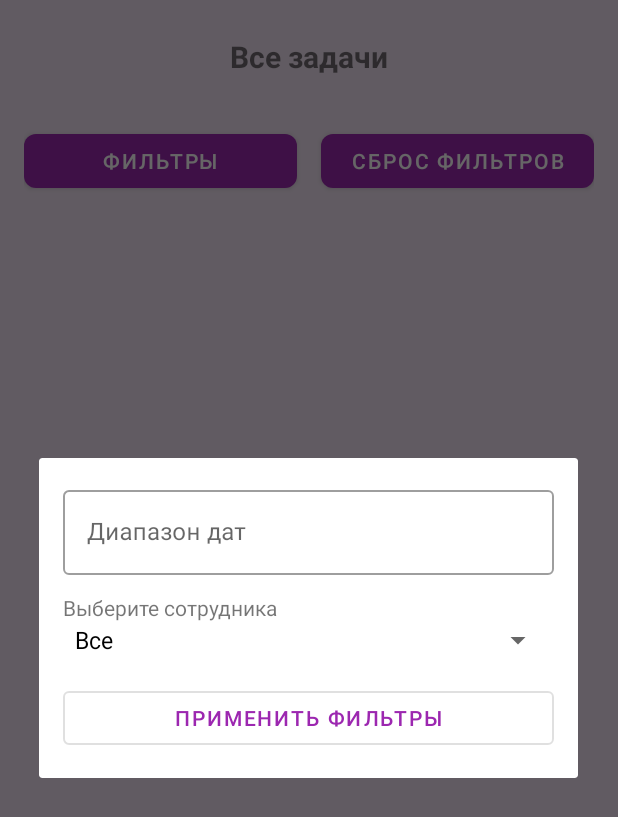
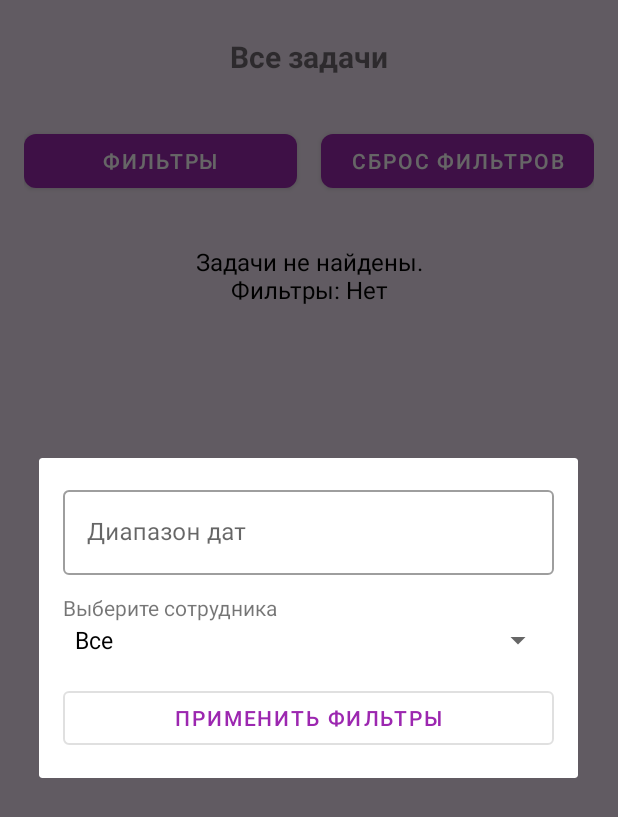
Before and after one commit to iluscho/PerformApp, an Android app: the DispatcherAllTasksActivity screen opened directly, with no data from a screen before it, after a tap on "ФИЛЬТРЫ", on a phone screen of 412 x 824 dp. Shown: the top 817 px of the screen. Run offline under Robolectric (Android 15) with nearby library versions, the phone set to English and light mode, and no system bars; our stand-ins replace Firebase (no records; nobody signed in at launch, a user with empty details on screens opened directly).

Commit message:
all task worker list fix

```diff
--- a/app/src/main/java/com/example/performapp/DispatcherAllTasksActivity.java
+++ b/app/src/main/java/com/example/performapp/DispatcherAllTasksActivity.java
@@ -1,11 +1,11 @@
 package com.example.performapp;
 
 import android.os.Bundle;
-import android.util.Log;
 import android.view.View;
 import android.widget.ArrayAdapter;
 import android.widget.Button;
 import android.widget.Spinner;
+import android.widget.TextView;
 import android.widget.Toast;
 
 import androidx.annotation.NonNull;
@@ -38,11 +38,14 @@ public class DispatcherAllTasksActivity extends AppCompatActivity {
     private String filterWorker = null;
     private List<String> allWorkers = new ArrayList<>();
     private TextInputEditText dateRangeEditText;
+    private TextView textViewNoTasks;
 
     @Override
     protected void onCreate(Bundle savedInstanceState) {
         super.onCreate(savedInstanceState);
         setContentView(R.layout.activity_dispatcher_all_tasks);
+
+        textViewNoTasks = findViewById(R.id.textViewNoTasks);
 
         findViewById(R.id.btnClearFilters).setOnClickListener(v -> {
             filterStartDate = null;
@@ -58,23 +61,31 @@ public class DispatcherAllTasksActivity extends AppCompatActivity {
             Toast.makeText(this, "Работник снят", Toast.LENGTH_SHORT).show();
         });
 
-        findViewById(R.id.btnFilter).setOnClickListener(v -> showFilterDialog());
+        recyclerView.setAdapter(taskAdapter);
 
-        loadWorkers();
-        recyclerView.setAdapter(taskAdapter);
+        findViewById(R.id.btnFilter).setOnClickListener(v -> {
+            loadWorkers(this::showFilterDialog);
+        });
+
+        // Изначально загружаем все задачи без фильтров
         loadAllTasks();
     }
 
-    private void loadWorkers() {
+    private void loadWorkers(Runnable onWorkersLoaded) {
         DatabaseReference ref = FirebaseDatabase.getInstance().getReference("users");
-        ref.orderByChild("role").equalTo("worker").addListenerForSingleValueEvent(new ValueEventListener() {
+        ref.orderByChild("dispatcher").equalTo(false).addListenerForSingleValueEvent(new ValueEventListener() {
             @Override
             public void onDataChange(@NonNull DataSnapshot snapshot) {
                 allWorkers.clear();
                 allWorkers.add("Все");
                 for (DataSnapshot ds : snapshot.getChildren()) {
-                    String name = ds.child("name").getValue(String.class);
-                    if (name != null) allWorkers.add(name);
+                    String login = ds.child("login").getValue(String.class);
+                    if (login != null && !login.isEmpty()) {
+                        allWorkers.add(login);
+                    }
+                }
+                if (onWorkersLoaded != null) {
+                    onWorkersLoaded.run();
                 }
             }
 
@@ -94,7 +105,6 @@ public class DispatcherAllTasksActivity extends AppCompatActivity {
         Spinner workerSpinner = dialogView.findViewById(R.id.workerSpinner);
         Button btnApply = dialogView.findViewById(R.id.btnApplyFilters);
 
-        // Настройка Material Date Picker для выбора диапазона
         MaterialDatePicker<androidx.core.util.Pair<Long, Long>> datePicker =
                 MaterialDatePicker.Builder.dateRangePicker()
                         .setTitleText("Выберите период")
@@ -106,10 +116,11 @@ public class DispatcherAllTasksActivity extends AppCompatActivity {
             SimpleDateFormat sdf = new SimpleDateFormat("yyyy-MM-dd", Locale.getDefault());
             String startDate = sdf.format(new Date(selection.first));
             String endDate = sdf.format(new Date(selection.second));
-            dateRangeEditText.setText(String.format("%s - %s", startDate, endDate));
+            dateRangeEditText.setText(startDate + " - " + endDate);
         });
 
-        ArrayAdapter<String> adapter = new ArrayAdapter<>(this, android.R.layout.simple_spinner_item, allWorkers);
+        ArrayAdapter<String> adapter = new ArrayAdapter<>(this,
+                android.R.layout.simple_spinner_item, allWorkers);
         adapter.setDropDownViewResource(android.R.layout.simple_spinner_dropdown_item);
         workerSpinner.setAdapter(adapter);
 
@@ -152,14 +163,6 @@ public class DispatcherAllTasksActivity extends AppCompatActivity {
                     String completionDate = ds.child("completionDate").getValue(String.class);
                     String statusStr = ds.child("status").getValue(String.class);
 
-                    TaskStatus status = TaskStatus.PENDING;
-                    if (statusStr != null && !statusStr.isEmpty()) {
-                        try {
-                            status = TaskStatus.valueOf(statusStr);
-                        } catch (IllegalArgumentException ignored) { }
-                    }
-
-                    // Фильтрация по дате (если задан диапазон)
                     if (filterStartDate != null && taskDate != null) {
                         if (taskDate.compareTo(filterStartDate) < 0 ||
                                 (filterEndDate != null && taskDate.compareTo(filterEndDate) > 0)) {
@@ -167,17 +170,30 @@ public class DispatcherAllTasksActivity extends AppCompatActivity {
                         }
                     }
 
-                    // Фильтрация по работнику
                     if (filterWorker != null && (workerName == null || !workerName.equals(filterWorker))) {
                         continue;
                     }
 
-                    Task t = new Task(id, taskDate, acceptanceDate, address, comment, organization, status);
+                    TaskStatus status = TaskStatus.PENDING;
+                    if (statusStr != null) {
+                        try {
+                            status = TaskStatus.valueOf(statusStr);
+                        } catch (IllegalArgumentException ignored) {}
+                    }
+
+                    Task t = new Task(id,
+                            taskDate != null ? taskDate : "",
+                            acceptanceDate != null ? acceptanceDate : "",
+                            address != null ? address : "",
+                            comment != null ? comment : "",
+                            organization != null ? organization : "",
+                            status);
                     t.setWorkerName(workerName != null ? workerName : "");
                     t.setCompletionDate(completionDate != null ? completionDate : "");
                     taskList.add(t);
                 }
                 taskAdapter.notifyDataSetChanged();
+                updateNoTasksMessage();
             }
 
             @Override
@@ -205,33 +221,59 @@ public class DispatcherAllTasksActivity extends AppCompatActivity {
                     String statusStr = ds.child("status").getValue(String.class);
 
                     TaskStatus status = TaskStatus.PENDING;
-                    if (statusStr != null && !statusStr.isEmpty()) {
+                    if (statusStr != null) {
                         try {
                             status = TaskStatus.valueOf(statusStr);
-                        } catch (IllegalArgumentException ignored) { }
+                        } catch (IllegalArgumentException ignored) {}
                     }
 
-                    Task t = new Task(
-                            id,
+                    Task t = new Task(id,
                             taskDate != null ? taskDate : "",
                             acceptanceDate != null ? acceptanceDate : "",
                             address != null ? address : "",
                             comment != null ? comment : "",
                             organization != null ? organization : "",
-                            status
-                    );
+                            status);
                     t.setWorkerName(workerName != null ? workerName : "");
                     t.setCompletionDate(completionDate != null ? completionDate : "");
                     taskList.add(t);
                 }
                 taskAdapter.notifyDataSetChanged();
+                updateNoTasksMessage();
             }
 
             @Override
             public void onCancelled(@NonNull DatabaseError error) {
-                Log.e("DispatcherAllTasks", "Ошибка чтения данных", error.toException());
                 Toast.makeText(DispatcherAllTasksActivity.this, "Ошибка загрузки", Toast.LENGTH_SHORT).show();
             }
         });
     }
+
+    private void updateNoTasksMessage() {
+        if (taskList.isEmpty()) {
+            StringBuilder filtersInfo = new StringBuilder("Фильтры: ");
+            boolean hasFilters = false;
+
+            if (filterStartDate != null && filterEndDate != null) {
+                filtersInfo.append("Дата: ").append(filterStartDate).append(" - ").append(filterEndDate);
+                hasFilters = true;
+            }
+            if (filterWorker != null) {
+                if (hasFilters) filtersInfo.append("; ");
+                filtersInfo.append("Работник: ").append(filterWorker);
+                hasFilters = true;
+            }
+
+            if (!hasFilters) {
+                filtersInfo.append("Нет");
+            }
+
+            textViewNoTasks.setText("Задачи не найдены.\n" + filtersInfo.toString());
+            textViewNoTasks.setVisibility(View.VISIBLE);
+            recyclerView.setVisibility(View.GONE);
+        } else {
+            textViewNoTasks.setVisibility(View.GONE);
+            recyclerView.setVisibility(View.VISIBLE);
+        }
+    }
 }
--- a/app/src/main/res/layout/activity_dispatcher_all_tasks.xml
+++ b/app/src/main/res/layout/activity_dispatcher_all_tasks.xml
@@ -55,6 +55,17 @@
             android:minEms="5" />
     </LinearLayout>
 
+    <TextView
+        android:id="@+id/textViewNoTasks"
+        android:layout_width="match_parent"
+        android:layout_height="wrap_content"
+        android:text="Задачи не найдены"
+        android:textSize="16sp"
+        android:gravity="center"
+        android:visibility="gone"
+        android:padding="16dp"
+        android:textColor="@android:color/black"/>
+
     <!-- RecyclerView для отображения списка задач -->
     <androidx.recyclerview.widget.RecyclerView
         android:id="@+id/recyclerViewAllTasks"
```
